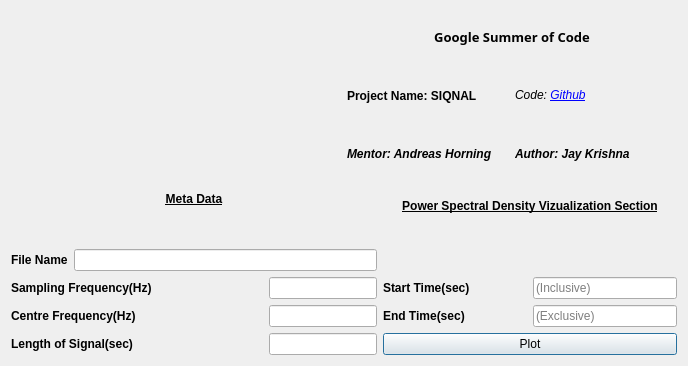
Above: qt/powerscreen.ui from aerospaceresearch/SiqNAL before the change. Below: the same form after it.
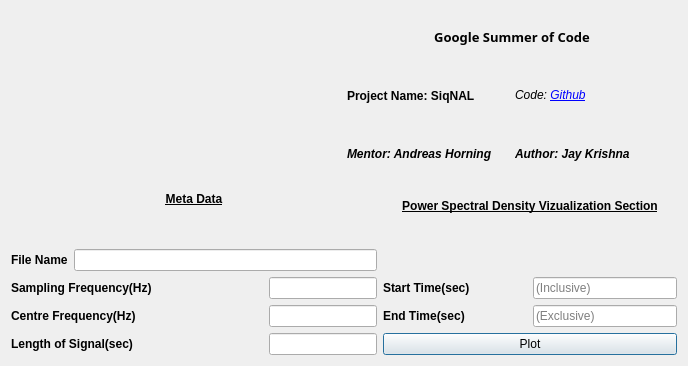
That is the form after the change.

```diff
--- a/qt/powerscreen.ui
+++ b/qt/powerscreen.ui
@@ -59,7 +59,7 @@
               </font>
              </property>
              <property name="text">
-              <string>Project Name: SIQNAL</string>
+              <string>Project Name: SiqNAL</string>
              </property>
             </widget>
            </item>
```
